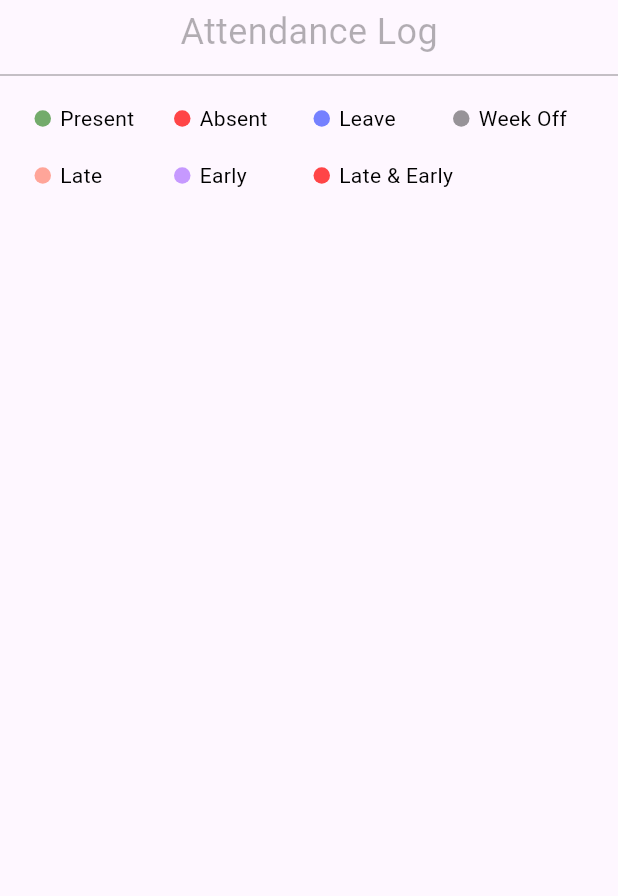
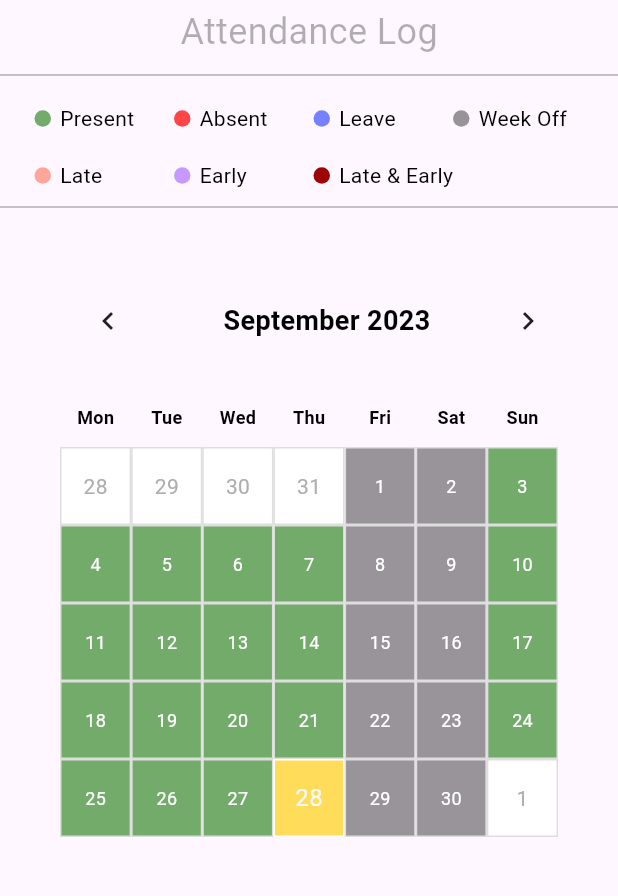
Before and after one commit to QuocKhanh2912/onsite_employee_management_system, a Flutter app: the CalendarPage screen opened by its route, on a phone screen of 412 x 824 dp, the part 84-980 px from its top. Run offline on Flutter 3.47's test engine with Material 2 defaults, Android fonts, the phone set to English and light mode, and no system bars; drawn by our look-alikes of table_calendar; our stand-ins replace bloc, dropdown_button2, flutter_bloc, geolocator, go_router, google_maps_flutter and 2 more; accounts and stored records are empty.

Commit message:
update: calendar page

```diff
--- a/lib/data/location_modal.dart
+++ b/lib/data/location_modal.dart
@@ -17,35 +17,35 @@ class LocationModal {
       locationName: 'NBR',
       locationAdd:
           'Block C, 24/A Tajmahal Road (Ring Road, Near Shia Mosque, Dhaka 1207',
-      locationLatLng: const LatLng(13.746569, 107.854658));
+      locationLatLng: const LatLng(10.844338002312611, 106.65944803435889));
   static LocationModal cch = LocationModal(
       locationId: 01,
       locationName: 'CCH',
       locationAdd: 'Segun Bagicha Rd, Dhaka 1000',
-      locationLatLng: const LatLng(13.741894, 107.854329));
+      locationLatLng: const LatLng(10.842987121301423, 106.66208254593019));
   static LocationModal bdbl = LocationModal(
       locationId: 01,
       locationName: 'BDBL',
       locationAdd:
           'PLOT NO.2, HOTEL KP INN, AIRPORT ROAD, Ajni Square, Samarth Nagar East',
-      locationLatLng: const LatLng(13.747065, 107.862842));
+      locationLatLng: const LatLng(10.84282355939936, 106.65724426288591));
   static LocationModal pksf = LocationModal(
       locationId: 01,
       locationName: 'PKSF',
       locationAdd:
           '001, Ground Floor, Himalaya Harmony Apartments, Near, Aath Rasta Chowk',
-      locationLatLng: const LatLng(13.756027, 107.857907));
+      locationLatLng: const LatLng(10.84108463269815, 106.6590849140443));
   static LocationModal bb = LocationModal(
       locationId: 01,
       locationName: 'BB',
       locationAdd:
           'PLOT NO.2, HOTEL KP INN, AIRPORT ROAD, Ajni Square, Samarth Nagar East',
-      locationLatLng: const LatLng(13.742514, 107.866466));
+      locationLatLng: const LatLng(10.844209528382867, 106.65700760774774));
   static LocationModal scb = LocationModal(
       locationId: 01,
       locationName: 'SCB',
       locationAdd: '2, Shreehari nagar, No1, Manewada - Besa Rd, Nagpur',
-      locationLatLng: const LatLng(17.746569, 107.854658));
+      locationLatLng: const LatLng(10.847762102810634, 106.66451589991291));
   static LocationModal beza = LocationModal(
       locationId: 01,
       locationName: 'BEZA',
--- a/lib/page/supervisor/calendar/calendar.dart
+++ b/lib/page/supervisor/calendar/calendar_page.dart
@@ -3,6 +3,7 @@ import 'package:onsite_employee_management_system/component/drawer/supervisor_dr
 import 'package:onsite_employee_management_system/utils/colors_management.dart';
 import 'package:onsite_employee_management_system/utils/text_style_management.dart';
 
+import 'calendar_table_custom.dart';
 import 'note_custom.dart';
 
 class CalendarPage extends StatefulWidget {
@@ -41,7 +42,18 @@ class _CalendarPageState extends State<CalendarPage> {
             SizedBox(
               height: 8,
             ),
-            NoteCustom()
+            NoteCustom(),
+            Divider(
+              thickness: 1,
+              color: ColorsManagement.blurBlack,
+            ),
+            SizedBox(
+              height: 24,
+            ),
+            SizedBox(
+              height: 20,
+            ),
+            CalendarTableCustom()
           ],
         ));
   }
--- /dev/null
+++ b/lib/page/supervisor/calendar/calendar_table_custom.dart
@@ -0,0 +1,56 @@
+import 'package:flutter/material.dart';
+import 'package:onsite_employee_management_system/utils/colors_management.dart';
+import 'package:onsite_employee_management_system/utils/text_style_management.dart';
+import 'package:table_calendar/table_calendar.dart';
+
+class CalendarTableCustom extends StatelessWidget {
+  const CalendarTableCustom({super.key});
+
+
+  @override
+  Widget build(BuildContext context) {
+    return TableCalendar(
+      firstDay: DateTime.utc(2020, 01, 01),
+      focusedDay: DateTime.now(),
+      lastDay: DateTime.utc(2050, 01, 01),
+      calendarFormat: CalendarFormat.month,
+      daysOfWeekHeight: 40,
+      startingDayOfWeek: StartingDayOfWeek.monday,
+      daysOfWeekStyle: const DaysOfWeekStyle(
+          decoration: BoxDecoration(shape: BoxShape.rectangle),
+          weekdayStyle: TextStyleManagement.textBoldBlack12,
+          weekendStyle: TextStyleManagement.textBoldBlack12),
+      weekendDays: const [DateTime.friday, DateTime.saturday],
+      headerStyle: const HeaderStyle(titleCentered: true,
+          headerPadding: EdgeInsets.only(bottom: 20),
+          rightChevronPadding: EdgeInsets.zero,
+          titleTextStyle: TextStyleManagement.textBoldBlack18,
+          formatButtonVisible: false,
+          headerMargin: EdgeInsets.symmetric(horizontal: 40),
+          leftChevronVisible: true),
+      calendarStyle: CalendarStyle(
+          canMarkersOverflow: true,
+          cellMargin: EdgeInsets.zero,
+          tablePadding: const EdgeInsets.symmetric(horizontal: 40),
+          cellPadding: EdgeInsets.zero,
+          defaultTextStyle: TextStyleManagement.textNormalWhite12,
+          weekendTextStyle: TextStyleManagement.textNormalWhite12,
+          todayDecoration: BoxDecoration(
+              shape: BoxShape.rectangle,
+              color: ColorsManagement.yellow,
+              border: Border.all(color: ColorsManagement.white, width: 1)),
+          defaultDecoration: BoxDecoration(
+              shape: BoxShape.rectangle,
+              color: ColorsManagement.green,
+              border: Border.all(color: ColorsManagement.blurWhite, width: 1)),
+          outsideDecoration: BoxDecoration(
+              shape: BoxShape.rectangle,
+              color: ColorsManagement.white,
+              border: Border.all(color: ColorsManagement.blurWhite, width: 1)),
+          weekendDecoration: BoxDecoration(
+              shape: BoxShape.rectangle,
+              color: ColorsManagement.grey,
+              border: Border.all(color: ColorsManagement.blurWhite, width: 1))),
+    );
+  }
+}
--- a/lib/page/supervisor/calendar/note_custom.dart
+++ b/lib/page/supervisor/calendar/note_custom.dart
@@ -80,7 +80,7 @@ class NoteCustom extends StatelessWidget {
               SizedBox(
                   height: 26,
                   child: ItemNoteCustom(
-                    dotColor: ColorsManagement.red,
+                    dotColor: ColorsManagement.darkRed,
                     noteName: 'Late & Early',
                   )),
             ],
--- a/lib/routes/routes_management.dart
+++ b/lib/routes/routes_management.dart
@@ -9,7 +9,7 @@ import 'package:onsite_employee_management_system/page/role_selection/role_selec
 import 'package:onsite_employee_management_system/page/set_location/set_location.dart';
 import 'package:onsite_employee_management_system/page/splash/splash.dart';
 import 'package:onsite_employee_management_system/page/supervisor/attendance/attendance.dart';
-import 'package:onsite_employee_management_system/page/supervisor/calendar/calendar.dart';
+import 'package:onsite_employee_management_system/page/supervisor/calendar/calendar_page.dart';
 import 'package:onsite_employee_management_system/page/supervisor/early_leaver/early_leaver.dart';
 import 'package:onsite_employee_management_system/page/supervisor/employee_detail/employee_detail.dart';
 import 'package:onsite_employee_management_system/page/supervisor/employee_list/employee_list.dart';
--- a/lib/utils/colors_management.dart
+++ b/lib/utils/colors_management.dart
@@ -13,4 +13,9 @@ class ColorsManagement {
   static const Color blurGray = Color(0x67000000);
   static const Color pink = Color(0xFFFFA599);
   static const Color purple = Color(0xFFC699FF);
+  static const Color darkRed = Color(0xFF9E0404);
+  static const Color grey = Color(0x66000000);
+  static const Color yellow = Color(0xFFFFDC59);
+  static const Color blurWhite = Color(0xFFDEDEDE);
+
 }
--- a/lib/utils/text_style_management.dart
+++ b/lib/utils/text_style_management.dart
@@ -2,6 +2,8 @@ import 'package:flutter/material.dart';
 import 'colors_management.dart';
 
 class TextStyleManagement {
+  static const TextStyle textNormalWhite12 = TextStyle(
+      fontWeight: FontWeight.w400, fontSize: 12, color: ColorsManagement.white);
   static const TextStyle textNormalWhite14 = TextStyle(
       fontWeight: FontWeight.w400, fontSize: 14, color: ColorsManagement.white);
   static const TextStyle textNormalWhite16 = TextStyle(
@@ -43,8 +45,12 @@ class TextStyleManagement {
       fontWeight: FontWeight.w400, fontSize: 26, color: ColorsManagement.black);
   static const TextStyle textNormalBlack28 = TextStyle(
       fontWeight: FontWeight.w400, fontSize: 28, color: ColorsManagement.black);
+  static const TextStyle textBoldBlack12 = TextStyle(
+      fontWeight: FontWeight.w600, fontSize: 12, color: ColorsManagement.black);
   static const TextStyle textBoldBlack44 = TextStyle(
       fontWeight: FontWeight.w700, fontSize: 44, color: ColorsManagement.black);
+  static const TextStyle textBoldBlack18 = TextStyle(
+      fontWeight: FontWeight.w600, fontSize: 18, color: ColorsManagement.black);
   static const TextStyle textBoldBlack20 = TextStyle(
       fontWeight: FontWeight.w600, fontSize: 20, color: ColorsManagement.black);
   static const TextStyle textBoldBlack21 = TextStyle(
--- a/pubspec.yaml
+++ b/pubspec.yaml
@@ -45,6 +45,7 @@ dependencies:
   geolocator: ^10.0.1
   shared_preferences: ^2.2.1
   simple_circular_progress_bar: ^1.0.2
+  table_calendar: ^3.0.9
 
 dev_dependencies:
   flutter_test:
```
Also changed, not shown: pubspec.lock.
